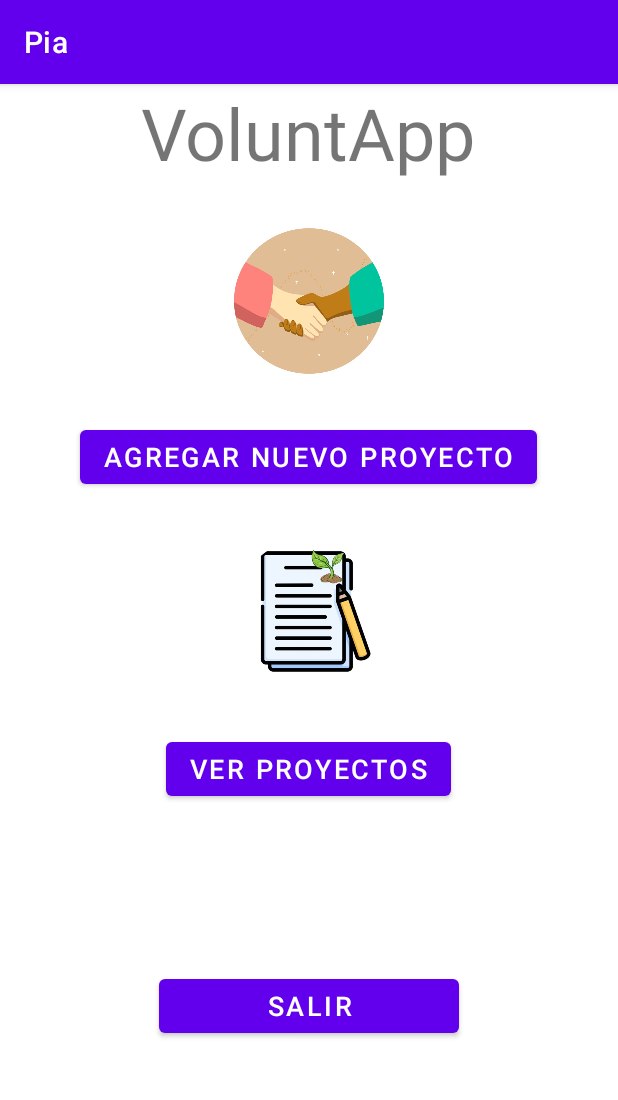
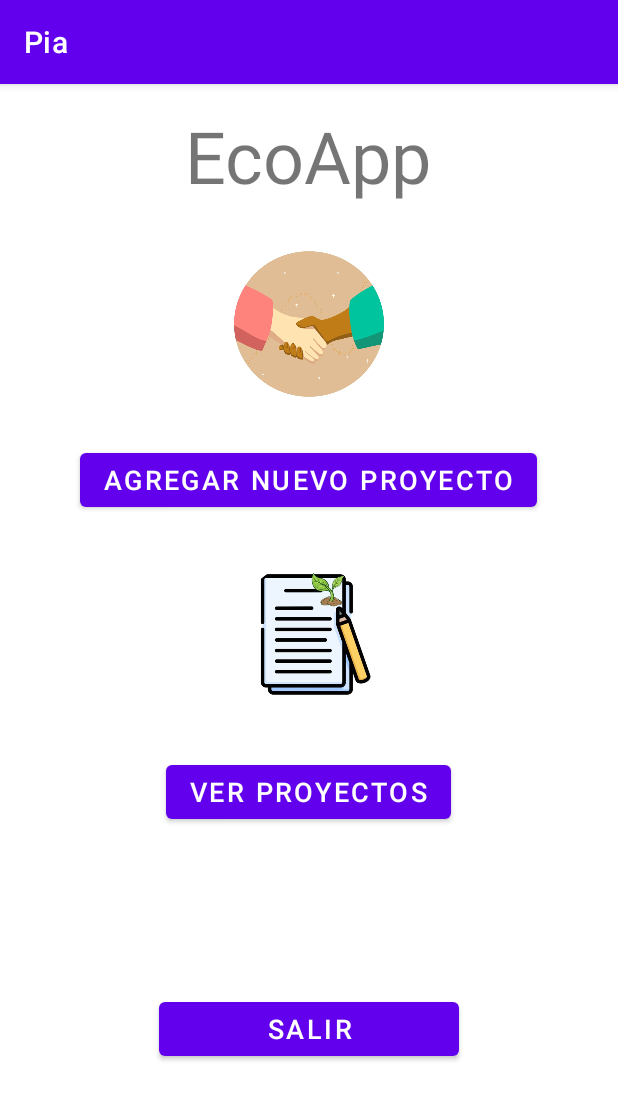
Before and after one commit to Devany15/EcoApp2, an Android app: the Ingresar screen opened directly, with no data from a screen before it, on a phone screen of 412 x 824 dp. Shown: the top 1100 px of the screen. Run offline under Robolectric (Android 15) with nearby library versions, the phone set to English and light mode, and no system bars.

Commit message:
Update activity_ingresar.xml

```diff
--- a/app/src/main/res/layout/activity_ingresar.xml
+++ b/app/src/main/res/layout/activity_ingresar.xml
@@ -5,14 +5,24 @@
     android:layout_width="match_parent"
     android:layout_height="match_parent"
     android:orientation="vertical"
-    tools:context=".Ingresar">
+    tools:context=".Ingresar"
+    android:layout_margin="15dp">
 
     <TextView
         android:layout_width="wrap_content"
         android:layout_height="wrap_content"
         android:layout_gravity="center"
-        android:text="VoluntApp"
+        android:text="EcoApp"
         android:textSize="48sp" />
+
+    <ScrollView
+        android:layout_width="match_parent"
+        android:layout_height="wrap_content">
+
+        <LinearLayout
+            android:layout_width="match_parent"
+            android:layout_height="wrap_content"
+            android:orientation="vertical">
 
             <ImageView
                 android:layout_marginTop="30dp"
@@ -60,5 +70,10 @@
                 android:onClick="SalirOnClick"
                 android:text="Salir"
                 android:textSize="18sp" />
+        </LinearLayout>
+    </ScrollView>
+
+
+
 
 </LinearLayout>
```
Lines whose indentation alone changed are shown as unchanged.
